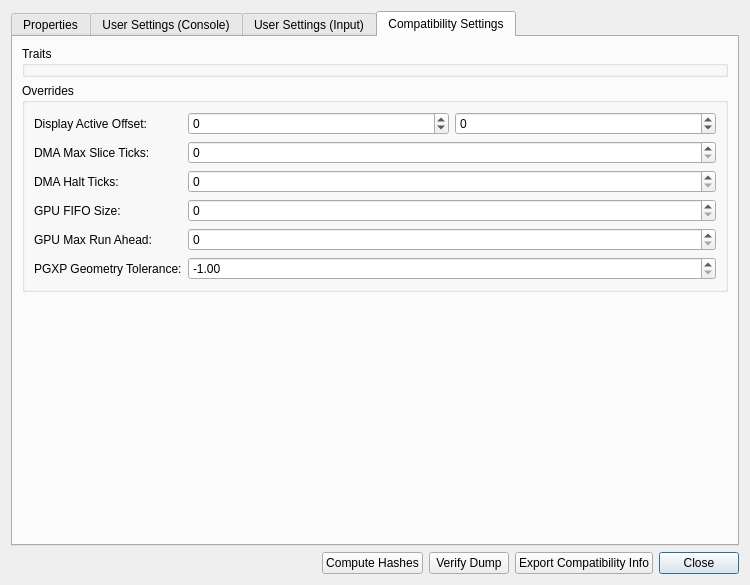
Old version of the form src/duckstation-qt/gamepropertiesdialog.ui in the repository kofxi3584karlayang/duckstation.
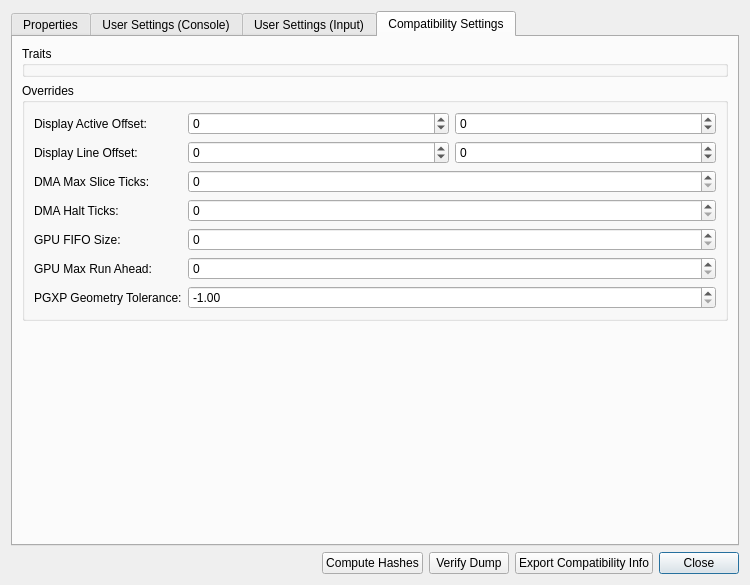
New version of the form. The open tabs and pages were chosen to show the change. Icons and pictures are not drawn.

Commit message:
GPU: Add display line offset game setting
Use when games need additional cropping.

The edit to the form file:
```diff
--- a/src/duckstation-qt/gamepropertiesdialog.ui
+++ b/src/duckstation-qt/gamepropertiesdialog.ui
@@ -687,13 +687,50 @@
            </layout>
           </item>
           <item row="1" column="0">
+           <widget class="QLabel" name="label_29">
+            <property name="text">
+             <string>Display Line Offset:</string>
+            </property>
+           </widget>
+          </item>
+          <item row="1" column="1">
+           <layout class="QHBoxLayout" name="horizontalLayout_7">
+            <item>
+             <widget class="QSpinBox" name="displayLineStartOffset">
+              <property name="minimum">
+               <number>-128</number>
+              </property>
+              <property name="maximum">
+               <number>127</number>
+              </property>
+              <property name="value">
+               <number>0</number>
+              </property>
+             </widget>
+            </item>
+            <item>
+             <widget class="QSpinBox" name="displayLineEndOffset">
+              <property name="minimum">
+               <number>-128</number>
+              </property>
+              <property name="maximum">
+               <number>127</number>
+              </property>
+              <property name="value">
+               <number>0</number>
+              </property>
+             </widget>
+            </item>
+           </layout>
+          </item>
+          <item row="2" column="0">
            <widget class="QLabel" name="label_14">
             <property name="text">
              <string>DMA Max Slice Ticks:</string>
             </property>
            </widget>
           </item>
-          <item row="1" column="1">
+          <item row="2" column="1">
            <widget class="QSpinBox" name="dmaMaxSliceTicks">
             <property name="maximum">
              <number>10000</number>
@@ -703,14 +740,14 @@
             </property>
            </widget>
           </item>
-          <item row="2" column="0">
+          <item row="3" column="0">
            <widget class="QLabel" name="label_25">
             <property name="text">
              <string>DMA Halt Ticks:</string>
             </property>
            </widget>
           </item>
-          <item row="2" column="1">
+          <item row="3" column="1">
            <widget class="QSpinBox" name="dmaHaltTicks">
             <property name="maximum">
              <number>1000</number>
@@ -720,28 +757,28 @@
             </property>
            </widget>
           </item>
-          <item row="3" column="0">
+          <item row="4" column="0">
            <widget class="QLabel" name="label_26">
             <property name="text">
              <string>GPU FIFO Size:</string>
             </property>
            </widget>
           </item>
-          <item row="3" column="1">
+          <item row="4" column="1">
            <widget class="QSpinBox" name="gpuFIFOSize">
             <property name="maximum">
              <number>128</number>
             </property>
            </widget>
           </item>
-          <item row="4" column="0">
+          <item row="5" column="0">
            <widget class="QLabel" name="label_27">
             <property name="text">
              <string>GPU Max Run Ahead:</string>
             </property>
            </widget>
           </item>
-          <item row="4" column="1">
+          <item row="5" column="1">
            <widget class="QSpinBox" name="gpuMaxRunAhead">
             <property name="maximum">
              <number>1000</number>
@@ -751,14 +788,14 @@
             </property>
            </widget>
           </item>
-          <item row="5" column="0">
+          <item row="6" column="0">
            <widget class="QLabel" name="label_28">
             <property name="text">
              <string>PGXP Geometry Tolerance:</string>
             </property>
            </widget>
           </item>
-          <item row="5" column="1">
+          <item row="6" column="1">
            <widget class="QDoubleSpinBox" name="gpuPGXPTolerance">
             <property name="minimum">
              <number>-1</number>
```
The commit also changes 10 other files.
